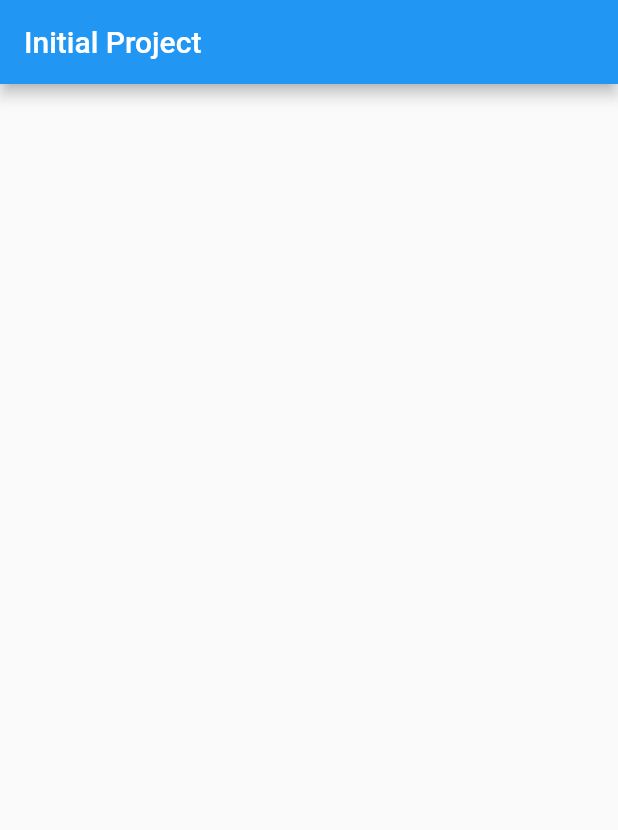
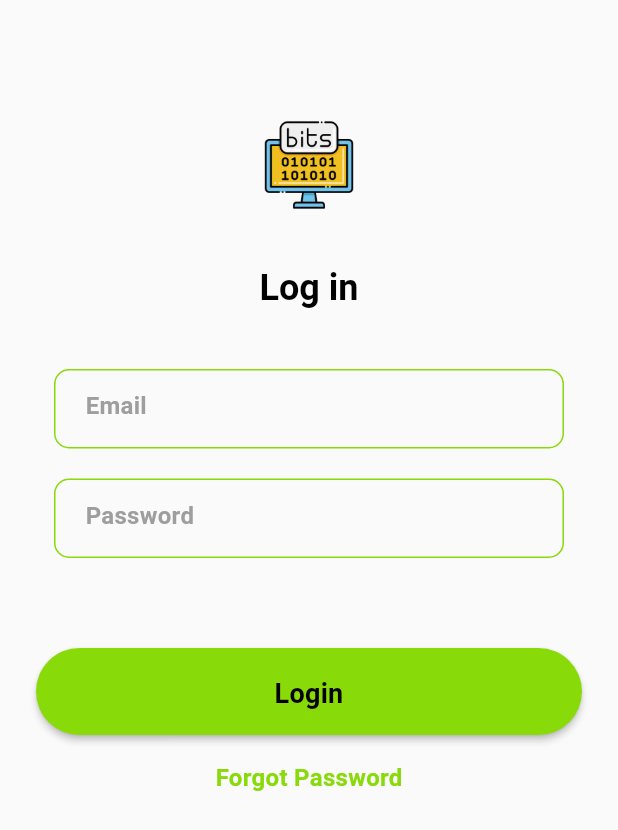
Before and after one commit to mdminhaziftekhar/flutter-movie-app, a Flutter app: the screen it shows after launch, on a phone screen of 412 x 824 dp. Shown: the top 830 px of the screen. Run offline on Flutter 3.47's test engine with Material 2 defaults, Android fonts, the phone set to English and light mode, and no system bars; our stand-ins replace validators.

Commit message:
--implemented loginPage with emailValidator and Provider State management

```diff
--- /dev/null
+++ b/lib/common_widgets/app_button_widget.dart
@@ -0,0 +1,44 @@
+import 'package:flutter/material.dart';
+
+import '../constants/typography.dart';
+
+
+class AppButtonWidget extends StatelessWidget {
+  final String buttonText;
+  final VoidCallback onPressed;
+  final double? width, height;
+
+  const AppButtonWidget({
+    Key? key,
+    this.width = double.infinity,
+    this.height = 58,
+    required this.buttonText,
+    required this.onPressed,
+  }) : super(key: key);
+
+  @override
+  Widget build(BuildContext context) {
+    return Padding(
+      padding: const EdgeInsets.only(left: 24.0, right: 24.0),
+      child: SizedBox(
+        width: width ?? double.infinity,
+        height: height?? 58,
+        child: ElevatedButton(
+          onPressed: onPressed,
+          style: ElevatedButton.styleFrom(
+            backgroundColor:  const Color(0xFF88DA09),
+            shape: RoundedRectangleBorder(
+              borderRadius: BorderRadius.circular(100),
+            ),
+            padding: const EdgeInsets.symmetric(horizontal: 24),
+          ),
+          child: Text(
+            buttonText,
+            style: bodyFont18SemiBold,
+            textAlign: TextAlign.center,
+          ),
+        ),
+      ),
+    );
+  }
+}
--- /dev/null
+++ b/lib/constants/typography.dart
@@ -0,0 +1,44 @@
+import 'package:flutter/material.dart';
+
+var h1Bold = const TextStyle(
+    fontSize: 28,
+    fontWeight: FontWeight.w700,
+    height: 34.13 / 28,
+    letterSpacing: 0,
+    color: Colors.black);
+
+var h2Bold = const TextStyle(
+    fontSize: 24,
+    fontWeight: FontWeight.w700,
+    height: 30.13 / 28,
+    letterSpacing: 0,
+    color: Colors.black);
+
+var bodyFont18SemiBold = const TextStyle(
+  fontSize: 18,
+    fontWeight: FontWeight.w600,
+     height: 25 / 18 ,
+    letterSpacing: 0.2,
+    color: Colors.black
+);
+var bodyFont16Black = const TextStyle(
+  fontSize: 16,
+    fontWeight: FontWeight.w600,
+     height: 20 / 18 ,
+    letterSpacing: 0.2,
+    color: Colors.black,
+);
+var bodyFont16Grey = const TextStyle(
+  fontSize: 16,
+    fontWeight: FontWeight.w600,
+     height: 20 / 18 ,
+    letterSpacing: 0.2,
+    color: Colors.grey,
+);
+var bodyFont16Green = const TextStyle(
+  fontSize: 16,
+    fontWeight: FontWeight.w600,
+     height: 20 / 18 ,
+    letterSpacing: 0.2,
+    color:  Color(0xFF88DA09),
+);
--- /dev/null
+++ b/lib/features/auth/login_page.dart
@@ -0,0 +1,163 @@
+import 'package:bitmascot_assessment/common_widgets/app_button_widget.dart';
+import 'package:bitmascot_assessment/constants/typography.dart';
+import 'package:bitmascot_assessment/features/home/home_page.dart';
+import 'package:bitmascot_assessment/models/email_model.dart';
+import 'package:flutter/material.dart';
+import 'package:provider/provider.dart';
+
+class LoginPage extends StatefulWidget {
+  const LoginPage({super.key});
+
+  @override
+  State<LoginPage> createState() => _LoginPageState();
+}
+
+class _LoginPageState extends State<LoginPage> {
+  final _focusNode = FocusNode();
+  late TextEditingController emailController;
+
+  @override
+  void initState() {
+    super.initState();
+    emailController = TextEditingController();
+  }
+
+  @override
+  void dispose() {
+    super.dispose();
+    emailController.dispose();
+    _focusNode.dispose();
+  }
+
+  @override
+  Widget build(BuildContext context) {
+    return SafeArea(
+      child: Scaffold(
+        body: SingleChildScrollView(
+          child: Column(
+            children: [
+              const SizedBox(height: 80),
+              _topLogoWidget(),
+              const SizedBox(height: 40),
+              _topTitleWidget(),
+              const SizedBox(height: 40),
+              _emailInputWidget(),
+              const SizedBox(height: 20),
+              _passwordInputWidget(),
+              const SizedBox(height: 60),
+              _loginButton(),
+              const SizedBox(height: 20),
+              _forgotPasswordTextWidget(),
+            ],
+          ),
+        ),
+      ),
+    );
+  }
+
+  Widget _loginButton() {
+    return AppButtonWidget(
+      buttonText: 'Login',
+      onPressed: () {
+        Navigator.push(
+            context,
+            MaterialPageRoute(
+              builder: (context) => const HomePage(),
+            ));
+      },
+    );
+  }
+
+  Widget _forgotPasswordTextWidget() {
+    return Row(
+      mainAxisAlignment: MainAxisAlignment.center,
+      children: [
+        InkWell(
+            onTap: () {},
+            child: Text(
+              'Forgot Password',
+              style: bodyFont16Green,
+            )),
+      ],
+    );
+  }
+
+  Widget _passwordInputWidget() {
+    return Container(
+      width: 340,
+      height: 53,
+      decoration: BoxDecoration(
+        border: Border.all(color: const Color(0xFF88DA09)),
+        borderRadius: BorderRadius.circular(10),
+      ),
+      child: TextFormField(
+        obscureText: true,
+        keyboardType: TextInputType.text,
+        style: bodyFont16Black,
+        decoration: InputDecoration(
+          border: InputBorder.none,
+          contentPadding: const EdgeInsets.symmetric(horizontal: 20),
+          hintText: 'Password',
+          hintStyle: bodyFont16Grey,
+        ),
+      ),
+    );
+  }
+
+  Widget _emailInputWidget() {
+    return Consumer<EmailModel>(
+      builder: (context, emailModel, _) {
+        return Container(
+          width: 340,
+          height: 53,
+          decoration: BoxDecoration(
+            border: emailModel.isEmailCorrect
+                ? Border.all(color: const Color(0xFF88DA09))
+                : Border.all(color: Colors.redAccent, width: 2),
+            borderRadius: BorderRadius.circular(10),
+          ),
+          child: TextFormField(
+            onChanged: (value) {
+              emailModel.updateEmail(value);
+            },
+            focusNode: _focusNode,
+            controller: emailController,
+            keyboardType: TextInputType.text,
+            style: bodyFont16Black,
+            decoration: InputDecoration(
+              border: InputBorder.none,
+              contentPadding: const EdgeInsets.symmetric(horizontal: 20),
+              hintText: 'Email',
+              hintStyle: bodyFont16Grey,
+            ),
+          ),
+        );
+      },
+    );
+  }
+
+  Widget _topLogoWidget() {
+    return Row(
+      mainAxisAlignment: MainAxisAlignment.center,
+      children: [
+        Image.asset(
+          'assets/pngs/bit.png',
+          height: 60,
+          width: 60,
+        ),
+      ],
+    );
+  }
+
+  Widget _topTitleWidget() {
+    return Row(
+      mainAxisAlignment: MainAxisAlignment.center,
+      children: [
+        Text(
+          'Log in',
+          style: h2Bold,
+        )
+      ],
+    );
+  }
+}
--- /dev/null
+++ b/lib/features/home/home_page.dart
@@ -0,0 +1,23 @@
+import 'package:flutter/material.dart';
+
+class HomePage extends StatefulWidget {
+  const HomePage({super.key});
+
+  @override
+  State<HomePage> createState() => _HomePageState();
+}
+
+class _HomePageState extends State<HomePage> {
+  @override
+  Widget build(BuildContext context) {
+    return  SafeArea(
+      child: Scaffold(
+        body: Column(
+          children: [
+
+          ],
+        ),
+      ),
+    );
+  }
+}
--- a/lib/main.dart
+++ b/lib/main.dart
@@ -1,7 +1,14 @@
+import 'package:bitmascot_assessment/features/auth/login_page.dart';
 import 'package:flutter/material.dart';
+import 'package:provider/provider.dart';
+
+import 'models/email_model.dart';
 
 void main() {
-  runApp(const MyApp());
+  runApp(ChangeNotifierProvider(
+    create: (context) => EmailModel(),
+    child: MyApp(),
+  ));
 }
 
 class MyApp extends StatelessWidget {
@@ -9,14 +16,9 @@ class MyApp extends StatelessWidget {
 
   @override
   Widget build(BuildContext context) {
-    return MaterialApp(
-
-      home:  Scaffold(
-        appBar: AppBar(
-            title: Text('Initial Project'),
-        ),
-
-      ),
+    return const MaterialApp(
+      debugShowCheckedModeBanner: false,
+      home: LoginPage(),
     );
   }
 }
--- /dev/null
+++ b/lib/models/email_model.dart
@@ -0,0 +1,13 @@
+import 'package:flutter/material.dart';
+import 'package:validators/validators.dart';
+
+class EmailModel extends ChangeNotifier {
+  bool _isEmailCorrect = true;
+
+  bool get isEmailCorrect => _isEmailCorrect;
+
+  void updateEmail(String email) {
+    _isEmailCorrect = isEmail(email);
+    notifyListeners();
+  }
+}
--- /dev/null
+++ b/lib/routes/app_routes.dart
@@ -0,0 +1,32 @@
+import 'package:bitmascot_assessment/features/auth/login_page.dart';
+import 'package:bitmascot_assessment/features/home/home_page.dart';
+import 'package:flutter/material.dart';
+
+class AppRoutes{
+  static const homePage = '/home-page';
+  static const loginPage = '/login-page';
+
+}
+
+class AppRouter {
+ static Route<dynamic>? onGenerateRoute(RouteSettings settings) {
+   switch (settings.name) {
+     case AppRoutes.homePage:
+       return MaterialPageRoute<dynamic>(
+           builder: (_) => const HomePage(),
+         settings: settings,
+       );
+
+       case AppRoutes.loginPage:
+       return MaterialPageRoute<dynamic>(
+           builder: (_) => const LoginPage(),
+         settings: settings,
+       );
+
+
+     default:
+       return null;
+   }
+ }
+
+}
```
Also changed, not shown: pubspec.yaml (+7 -6 lines), assets/pngs/bit.png (added), pubspec.lock.
